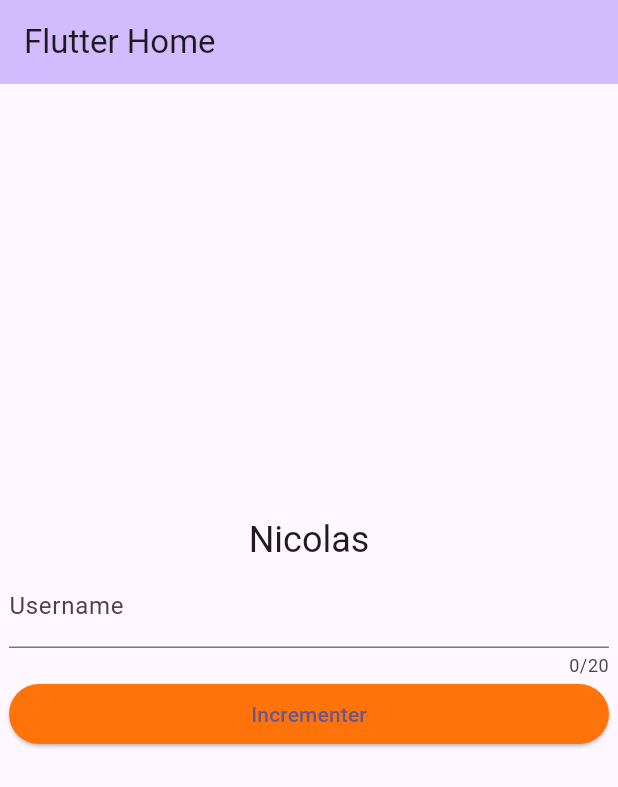
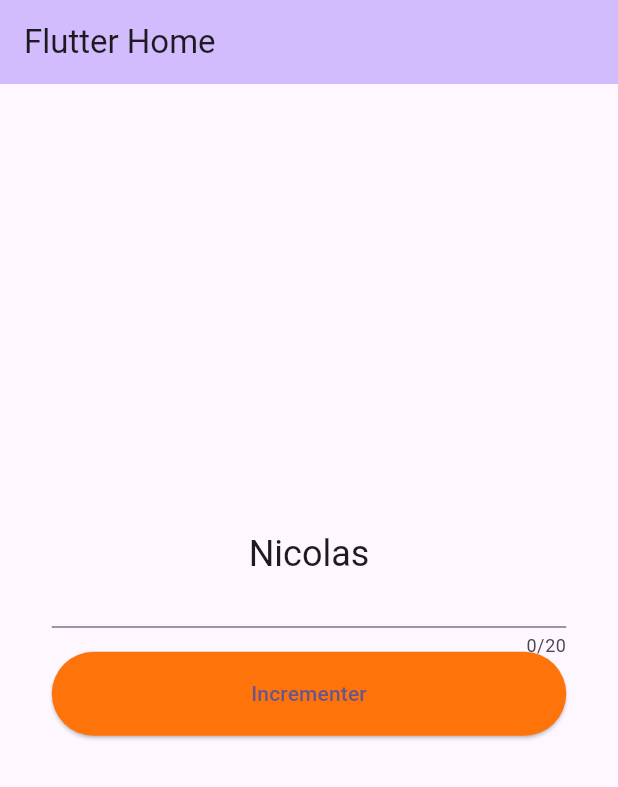
Before and after one commit to Nick-Kaihura/bold_mobiles, a Flutter app: the screen it shows after launch, on a phone screen of 412 x 824 dp. Shown: the top 787 px of the screen. Run offline on Flutter 3.47's test engine with Material 3 defaults, Android fonts, the phone set to English and light mode, and no system bars.

```diff
--- a/lib/app/ui/button/LoginButton.dart
+++ b/lib/app/ui/button/ProceedButton.dart
@@ -12,7 +12,8 @@ class LoginButton extends StatelessWidget {
   @override
   Widget build(BuildContext context) {
     return SizedBox(
-        width: 400.0,
+        width: 343,
+        height: 56,
         child: ElevatedButton(
           onPressed: onPressed,
           style: ElevatedButton.styleFrom(
--- a/lib/app/ui/textField/StandardTextField.dart
+++ b/lib/app/ui/textField/StandardInputField.dart
@@ -10,7 +10,8 @@ class StandardTextField extends StatelessWidget {
   @override
   Widget build(BuildContext context) {
     return SizedBox(
-        width: 400.0,
+        width: 343,
+        height: 49,
         child: TextField(
             decoration: InputDecoration(
               labelText: label,
--- a/lib/main.dart
+++ b/lib/main.dart
@@ -1,7 +1,7 @@
 import 'package:flutter/material.dart';
 
-import 'app/ui/button/LoginButton.dart';
-import 'app/ui/textField/StandardTextField.dart';
+import 'app/ui/button/ProceedButton.dart';
+import 'app/ui/textField/StandardInputField.dart';
 import 'app/ui/texts/SmallText.dart';
 
 void main() {
@@ -120,7 +120,7 @@ class _MyHomePageState extends State<MyHomePage> {
             //   'You have pushed the button this many times:',
             // ),
             const SmallText('Nicolas'),
-            StandardTextField("Enter Username", "Username", _onTextChange),
+            StandardTextField("Enter Username", "", _onTextChange),
             LoginButton("Incrementer", _incrementCounter),
             // const Text("data"),
             Text(
```
Also changed, not shown: lib/app/ui/textField/SearchInputField.dart (added, +9 -0 lines), lib/app/ui/button/CloseFloatingButton.dart (added), lib/app/ui/button/LikeFloatingButton.dart (added), lib/app/ui/button/StandardFloatingButton.dart (added), lib/app/ui/button/StarFloatingButton.dart (added), lib/app/ui/navigation/StandardNavigationBar.dart (added), lib/app/ui/screens/authentication/LoginScreen.dart (added), lib/app/ui/screens/authentication/WelcomeScreen.dart (added), lib/app/ui/screens/profile/ProfileScreen.dart (added), lib/app/ui/textField/DateInputField.dart (added).
